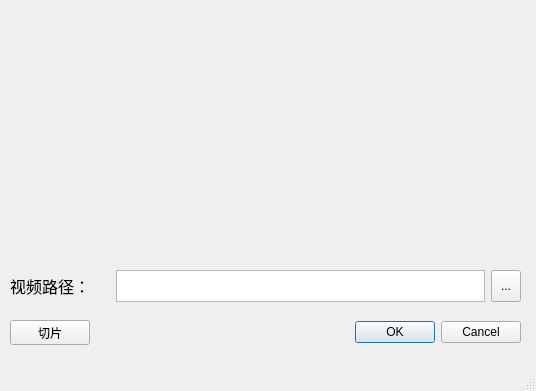
Before: the Qt Designer form untitled_mainwindow.ui in mr-quinn33/VideoClip, drawn with Qt 5.
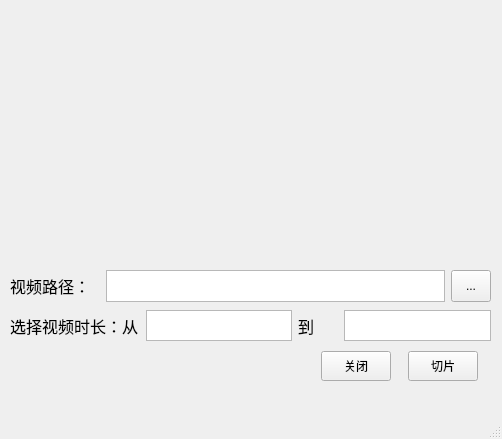
After: the same form once the commit is applied.

The edit to the form file:
```diff
--- a/untitled_mainwindow.ui
+++ b/untitled_mainwindow.ui
@@ -6,8 +6,8 @@
    <rect>
     <x>0</x>
     <y>0</y>
-    <width>536</width>
-    <height>391</height>
+    <width>502</width>
+    <height>439</height>
    </rect>
   </property>
   <property name="windowTitle">
@@ -17,10 +17,10 @@
    <widget class="QLabel" name="label">
     <property name="geometry">
      <rect>
-      <x>10</x>
-      <y>10</y>
-      <width>511</width>
-      <height>241</height>
+      <x>57</x>
+      <y>17</y>
+      <width>389</width>
+      <height>227</height>
      </rect>
     </property>
     <property name="styleSheet">
@@ -35,7 +35,7 @@
      <rect>
       <x>10</x>
       <y>270</y>
-      <width>511</width>
+      <width>481</width>
       <height>32</height>
      </rect>
     </property>
@@ -50,7 +50,7 @@
        </property>
        <property name="minimumSize">
         <size>
-         <width>100</width>
+         <width>90</width>
          <height>30</height>
         </size>
        </property>
@@ -74,7 +74,7 @@
        </property>
        <property name="minimumSize">
         <size>
-         <width>350</width>
+         <width>300</width>
          <height>30</height>
         </size>
        </property>
@@ -95,7 +95,7 @@
        </property>
        <property name="minimumSize">
         <size>
-         <width>30</width>
+         <width>40</width>
          <height>30</height>
         </size>
        </property>
@@ -109,38 +109,59 @@
    <widget class="QWidget" name="layoutWidget_2">
     <property name="geometry">
      <rect>
-      <x>10</x>
-      <y>320</y>
-      <width>511</width>
-      <height>25</height>
+      <x>310</x>
+      <y>350</y>
+      <width>181</width>
+      <height>32</height>
      </rect>
     </property>
     <layout class="QHBoxLayout" name="horizontalLayout_2">
+     <item>
+      <widget class="QPushButton" name="pushButton_2">
+       <property name="minimumSize">
+        <size>
+         <width>70</width>
+         <height>30</height>
+        </size>
+       </property>
+       <property name="maximumSize">
+        <size>
+         <width>70</width>
+         <height>30</height>
+        </size>
+       </property>
+       <property name="text">
+        <string>关闭</string>
+       </property>
+      </widget>
+     </item>
      <item>
       <widget class="QPushButton" name="pushButton">
+       <property name="minimumSize">
+        <size>
+         <width>70</width>
+         <height>30</height>
+        </size>
+       </property>
+       <property name="maximumSize">
+        <size>
+         <width>70</width>
+         <height>30</height>
+        </size>
+       </property>
        <property name="text">
         <string>切片</string>
        </property>
       </widget>
      </item>
-     <item>
-      <widget class="QDialogButtonBox" name="buttonBox">
-       <property name="orientation">
-        <enum>Qt::Horizontal</enum>
-       </property>
-       <property name="standardButtons">
-        <set>QDialogButtonBox::Cancel|QDialogButtonBox::Ok</set>
-       </property>
-      </widget>
-     </item>
     </layout>
    </widget>
    <widget class="QLabel" name="label_template">
     <property name="geometry">
      <rect>
-      <x>10</x>
+      <x>50</x>
       <y>10</y>
-      <width>511</width>
+      <width>403</width>
       <height>241</height>
      </rect>
     </property>
@@ -148,6 +169,78 @@
      <string/>
     </property>
    </widget>
+   <widget class="QWidget" name="">
+    <property name="geometry">
+     <rect>
+      <x>10</x>
+      <y>310</y>
+      <width>481</width>
+      <height>31</height>
+     </rect>
+    </property>
+    <layout class="QHBoxLayout" name="horizontalLayout_3">
+     <item>
+      <widget class="QLabel" name="label_6">
+       <property name="sizePolicy">
+        <sizepolicy hsizetype="Preferred" vsizetype="Preferred">
+         <horstretch>0</horstretch>
+         <verstretch>0</verstretch>
+        </sizepolicy>
+       </property>
+       <property name="minimumSize">
+        <size>
+         <width>130</width>
+         <height>30</height>
+        </size>
+       </property>
+       <property name="font">
+        <font>
+         <pointsize>12</pointsize>
+        </font>
+       </property>
+       <property name="text">
+        <string>选择视频时长：从</string>
+       </property>
+      </widget>
+     </item>
+     <item>
+      <widget class="QTextEdit" name="time_start"/>
+     </item>
+     <item>
+      <widget class="QLabel" name="label_7">
+       <property name="sizePolicy">
+        <sizepolicy hsizetype="Preferred" vsizetype="Preferred">
+         <horstretch>0</horstretch>
+         <verstretch>0</verstretch>
+        </sizepolicy>
+       </property>
+       <property name="minimumSize">
+        <size>
+         <width>40</width>
+         <height>30</height>
+        </size>
+       </property>
+       <property name="maximumSize">
+        <size>
+         <width>40</width>
+         <height>16777215</height>
+        </size>
+       </property>
+       <property name="font">
+        <font>
+         <pointsize>12</pointsize>
+        </font>
+       </property>
+       <property name="text">
+        <string>到</string>
+       </property>
+      </widget>
+     </item>
+     <item>
+      <widget class="QTextEdit" name="textEdit_3"/>
+     </item>
+    </layout>
+   </widget>
   </widget>
   <widget class="QMenuBar" name="menubar">
    <property name="geometry">
```
Left out of the diff: 2 changed lines with no effect on the pictures.
